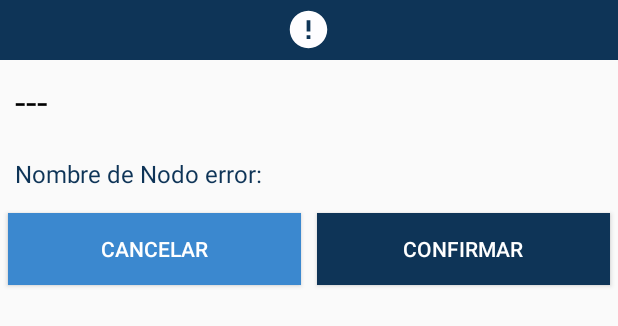
After one commit to Mpproyectos/Mp_usuarios, an Android app: the layout dialog_error_en_nodo.xml on its own in the app's theme, with its tools: preview values and no code run, on a phone screen of 412 x 824 dp. The commit adds this screen. Shown: the top 326 px of the screen. Run offline under Robolectric (Android 15) with nearby library versions, the phone set to English and light mode, and no system bars; Roboto replaces fonts that are not available here.

Commit message:
fix notificacion home1 y btn nodo por error

```diff
--- a/app/src/main/java/kreandoapp/mpclientes/FcmMessaginService.java
+++ b/app/src/main/java/kreandoapp/mpclientes/FcmMessaginService.java
@@ -19,6 +19,7 @@ import com.squareup.picasso.Picasso;
 import java.io.IOException;
 import java.util.Random;
 
+import kreandoapp.mpclientes.clientes.home1;
 import kreandoapp.mpclientes.clientes.misPedidos;
 import kreandoapp.mpclientes.clientes.promociones;
 import kreandoapp.mpclientes.clientes.satisActivity;
@@ -535,7 +536,7 @@ public class FcmMessaginService extends FirebaseMessagingService {
         return PendingIntent.getActivity(this,0,nf,0);
     }
     public PendingIntent iramodoadmin () {
-        Intent nf = new Intent(getApplicationContext(), ModoAdmin.class);
+        Intent nf = new Intent(getApplicationContext(), home1.class);
         nf.setFlags(Intent.FLAG_ACTIVITY_CLEAR_TOP | Intent.FLAG_ACTIVITY_SINGLE_TOP);
         return PendingIntent.getActivity(this,0,nf,0);
     }
--- /dev/null
+++ b/app/src/main/res/layout/dialog_error_en_nodo.xml
@@ -0,0 +1,93 @@
+<?xml version="1.0" encoding="utf-8"?>
+<LinearLayout xmlns:android="http://schemas.android.com/apk/res/android"
+
+    android:orientation="vertical"
+    android:layout_width="match_parent"
+    android:layout_height="match_parent">
+
+
+    <LinearLayout
+        android:gravity="center"
+        android:background="@color/colorPrimaryDark"
+        android:layout_width="match_parent"
+        android:layout_height="40dp">
+
+        <ImageView
+
+            android:layout_gravity="center"
+            android:background="@drawable/ic_atencion"
+            android:layout_width="30dp"
+            android:layout_height="30dp">
+
+        </ImageView>
+
+    </LinearLayout>
+
+    <TextView
+        android:id="@+id/tv_texto_dialog"
+        android:layout_width="wrap_content"
+        android:layout_height="wrap_content"
+        android:layout_margin="10dp"
+        android:text="---"
+        android:textColor="@color/black"
+        android:textSize="25dp">
+
+    </TextView>
+    <LinearLayout
+        android:orientation="horizontal"
+        android:layout_width="match_parent"
+        android:layout_height="wrap_content">
+
+        <TextView
+            android:layout_width="wrap_content"
+            android:layout_height="wrap_content"
+            android:layout_margin="10dp"
+            android:text="Nombre de Nodo error:"
+            android:textColor="@color/colorPrimaryDark"
+            android:textSize="16sp">
+
+        </TextView>
+        <TextView
+            android:id="@+id/tv_nombre_nodo"
+            android:textColor="@color/black"
+            android:textSize="16sp"
+            android:text=""
+            android:layout_margin="10dp"
+            android:layout_width="wrap_content"
+            android:layout_height="wrap_content">
+
+        </TextView>
+
+    </LinearLayout>
+
+    <LinearLayout
+        android:orientation="horizontal"
+        android:layout_width="match_parent"
+        android:layout_height="wrap_content">
+
+        <Button
+            android:id="@+id/btn_cancelar"
+            android:textColor="@color/white"
+            android:background="@color/colorPrimary"
+            android:layout_margin="5dp"
+            android:layout_weight="1"
+            android:text="Cancelar"
+            android:layout_width="0dp"
+            android:layout_height="wrap_content">
+
+        </Button>
+        <Button
+            android:id="@+id/btn_actualizar"
+            android:background="@color/colorPrimaryDark"
+            android:textColor="@color/white"
+            android:layout_margin="5dp"
+            android:layout_weight="1"
+            android:text="Confirmar"
+            android:layout_width="0dp"
+            android:layout_height="wrap_content">
+
+        </Button>
+
+    </LinearLayout>
+
+</LinearLayout>
```
Also changed, not shown: app/src/main/java/kreandoapp/mpclientes/clientes/home1.java (+78 -2 lines), app/src/main/res/layout/content_home1.xml (+27 -1 lines), app/src/main/res/mipmap-xxhdpi/ic_launcher_foreground.png (added).
